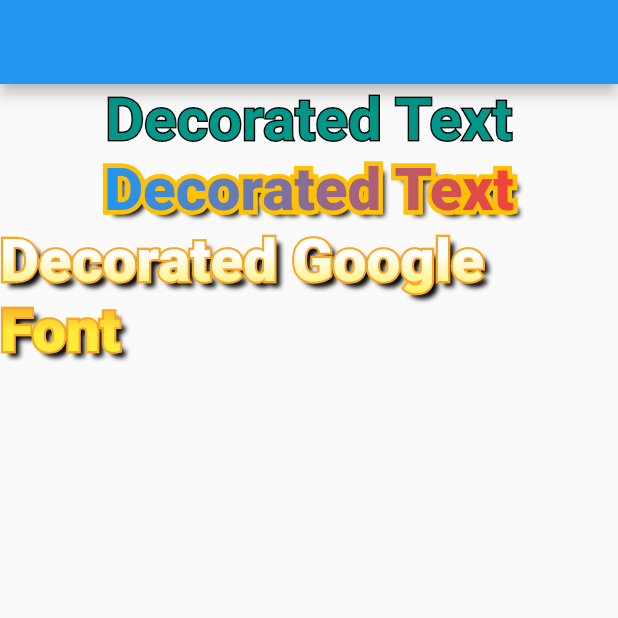
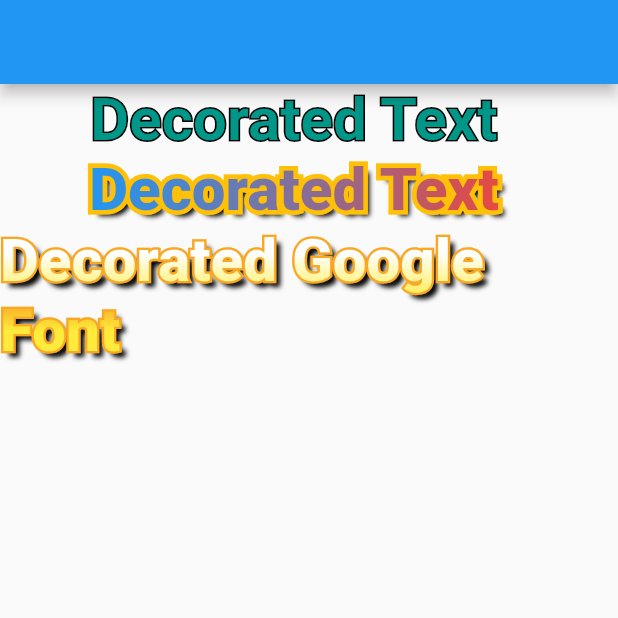
Before and after one commit to agajo/decorated_text, a Flutter app: the screen it shows after launch, on a phone screen of 412 x 824 dp, the top half of it. Run offline on Flutter 3.47's test engine with Material 2 defaults, Android fonts, the phone set to English and light mode, and no system bars; our stand-ins replace google_fonts; Roboto replaces fonts that are missing (Rancho).

```diff
--- a/lib/decorated_text.dart
+++ b/lib/decorated_text.dart
@@ -1,6 +1,6 @@
 library decorated_text;
 
-import 'dart:ui';
+import 'dart:ui' as ui;
 
 import 'package:flutter/material.dart';
 
@@ -40,7 +40,7 @@ class DecoratedText extends StatelessWidget {
   }
 }
 
-class DecoratedGoogleFontText extends StatefulWidget {
+class DecoratedGoogleFontText extends StatelessWidget {
   const DecoratedGoogleFontText(
     this.text, {
     @required this.fontMethod,
@@ -63,60 +63,54 @@ class DecoratedGoogleFontText extends StatefulWidget {
   final List<Shadow> shadows;
 
   @override
-  _DecoratedGoogleFontTextState createState() =>
-      _DecoratedGoogleFontTextState();
-}
-
-class _DecoratedGoogleFontTextState extends State<DecoratedGoogleFontText> {
-  final GlobalKey _textGlobalKey = GlobalKey();
-  Rect _rect = Rect.zero;
-
-  @override
   Widget build(BuildContext context) {
-    if (widget.fillColor != null && widget.fillGradient != null) {
+    if (fillColor != null && fillGradient != null) {
       throw StateError('You cannot set both fillColor and fillGradient.');
     }
-    WidgetsBinding.instance.addPostFrameCallback((timeStamp) {
-      final textRenderBox =
-          _textGlobalKey.currentContext.findRenderObject() as RenderBox;
-      assert(textRenderBox.hasSize);
-      final offset = textRenderBox.localToGlobal(Offset.zero);
-      final size = textRenderBox.size;
-      final textRect =
-          Rect.fromLTWH(offset.dx, offset.dy, size.width, size.height);
-      if (_rect != textRect) {
-        setState(() {
-          _rect = textRect;
-        });
-      }
-    });
+
     return Stack(
       children: [
-        if (widget.borderWidth != null)
-          Text(
-            widget.text,
-            style: widget.fontMethod(
-                fontWeight: widget.fontWeight ?? FontWeight.w500,
-                fontSize: widget.fontSize ?? 20,
-                shadows: widget.shadows,
-                foreground: Paint()
-                  ..style = PaintingStyle.stroke
-                  // Double the thickness beforehand, as the inner half will be filled in and disappear.
-                  ..strokeWidth = widget.borderWidth * 2
-                  ..color = widget.borderColor ?? Colors.black),
+        if (borderWidth != null)
+          // Some fonts overflow the bound, so padding is added to paint it.
+          Padding(
+            padding:
+                EdgeInsets.only(right: fontSize != null ? fontSize / 2 : 10),
+            child: Text(
+              text,
+              style: fontMethod(
+                  fontWeight: fontWeight ?? FontWeight.w500,
+                  fontSize: fontSize ?? 20,
+                  shadows: shadows,
+                  foreground: Paint()
+                    ..style = PaintingStyle.stroke
+                    // Double the thickness beforehand, as the inner half will be filled in and disappear.
+                    ..strokeWidth = borderWidth * 2
+                    ..color = borderColor ?? Colors.black),
+            ),
           ),
-        Text(
-          widget.text,
-          key: _textGlobalKey,
-          style: widget.fontMethod(
-            fontWeight: widget.fontWeight ?? FontWeight.w500,
-            fontSize: widget.fontSize ?? 20,
-            foreground: widget.fillColor != null
-                ? (Paint()..color = widget.fillColor)
-                : widget.fillGradient != null
-                    ? (Paint()
-                      ..shader = widget.fillGradient.createShader(_rect))
-                    : (Paint()..color = Colors.black),
+        ShaderMask(
+          blendMode: BlendMode.srcATop,
+          shaderCallback: (bound) {
+            if (fillGradient != null) {
+              return fillGradient.createShader(bound.expandToInclude(bound));
+            } else {
+              return LinearGradient(colors: [fillColor, fillColor])
+                  .createShader(Rect.zero);
+            }
+          },
+          // Some fonts overflow the bound, so padding is added to paint it.
+          child: Padding(
+            padding:
+                EdgeInsets.only(right: fontSize != null ? fontSize / 2 : 10),
+            child: Text(
+              text,
+              style: fontMethod(
+                // Default text color is not complete black, so it's necessary to fill with true black.
+                color: Colors.black,
+                fontWeight: fontWeight ?? FontWeight.w500,
+                fontSize: fontSize ?? 20,
+              ),
+            ),
           ),
         ),
       ],
@@ -139,7 +133,7 @@ typedef GoogleFontStaticMethod = TextStyle Function(
     Paint foreground,
     Paint background,
     List<Shadow> shadows,
-    List<FontFeature> fontFeatures,
+    List<ui.FontFeature> fontFeatures,
     TextDecoration decoration,
     Color decorationColor,
     TextDecorationStyle decorationStyle,
@@ -160,7 +154,7 @@ TextStyle _defaultFontMethod(
     Paint foreground,
     Paint background,
     List<Shadow> shadows,
-    List<FontFeature> fontFeatures,
+    List<ui.FontFeature> fontFeatures,
     TextDecoration decoration,
     Color decorationColor,
     TextDecorationStyle decorationStyle,
```
